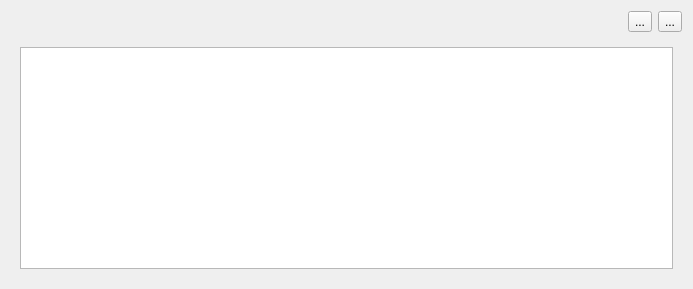
First picture: the form in src/ui/editorwidgets/qgsjsoneditwidget.ui, repository qgis/QGIS, before the edit.
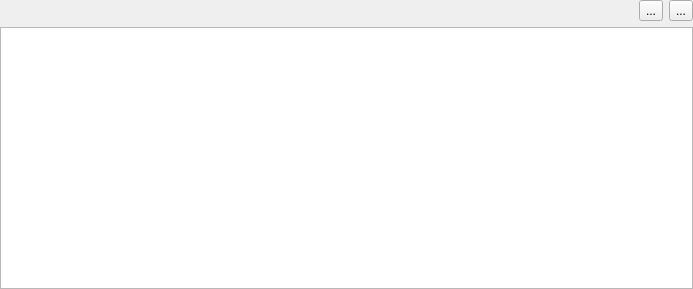
Second picture: the form after the edit. Icons and pictures are not drawn. Custom widgets are drawn as their Qt base class.

Commit message: Json editor widget has too much padding

Patch:
```diff
--- a/src/ui/editorwidgets/qgsjsoneditwidget.ui
+++ b/src/ui/editorwidgets/qgsjsoneditwidget.ui
@@ -14,6 +14,18 @@
    <string notr="true">Form</string>
   </property>
   <layout class="QGridLayout" name="gridLayout">
+   <property name="leftMargin">
+    <number>0</number>
+   </property>
+   <property name="topMargin">
+    <number>0</number>
+   </property>
+   <property name="rightMargin">
+    <number>0</number>
+   </property>
+   <property name="bottomMargin">
+    <number>0</number>
+   </property>
    <item row="0" column="0">
     <widget class="QWidget" name="mControlsWidget" native="true">
      <layout class="QHBoxLayout" name="horizontalLayout">
@@ -93,6 +105,18 @@
      </widget>
      <widget class="QWidget" name="mStackedWidgetPageTree">
       <layout class="QGridLayout" name="gridLayout_3">
+       <property name="leftMargin">
+        <number>0</number>
+       </property>
+       <property name="topMargin">
+        <number>0</number>
+       </property>
+       <property name="rightMargin">
+        <number>0</number>
+       </property>
+       <property name="bottomMargin">
+        <number>0</number>
+       </property>
        <item row="0" column="0">
         <widget class="QTreeWidget" name="mTreeWidget">
          <attribute name="headerVisible">
```
Left out of the diff: 12 changed lines with no effect on the pictures.
